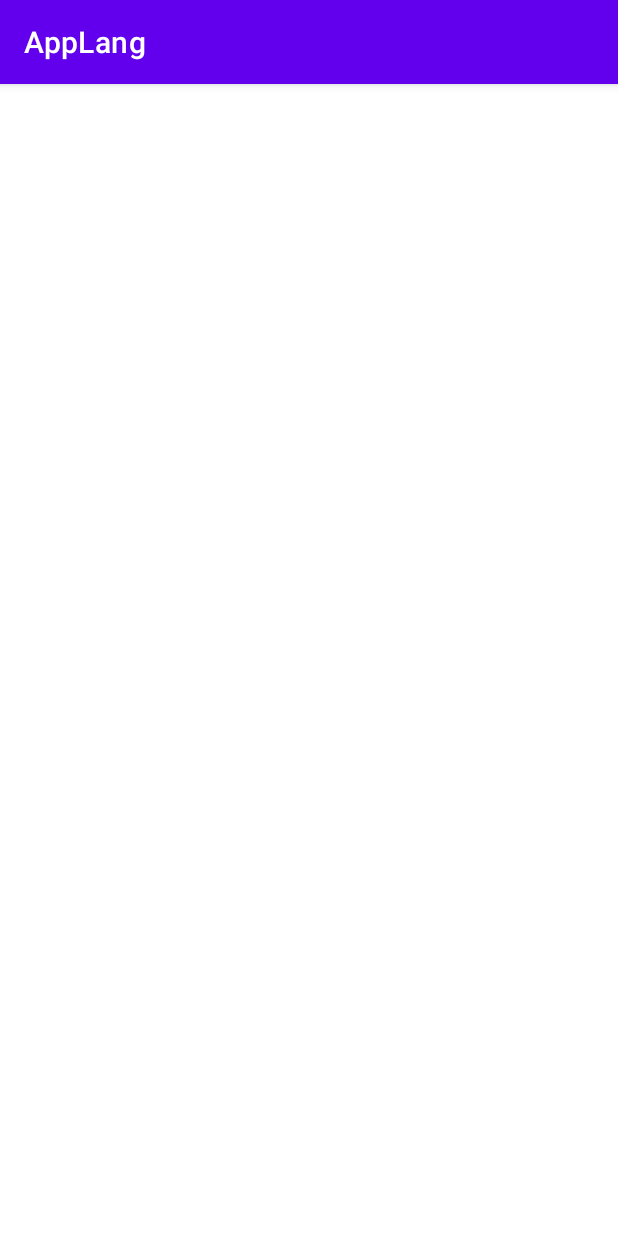
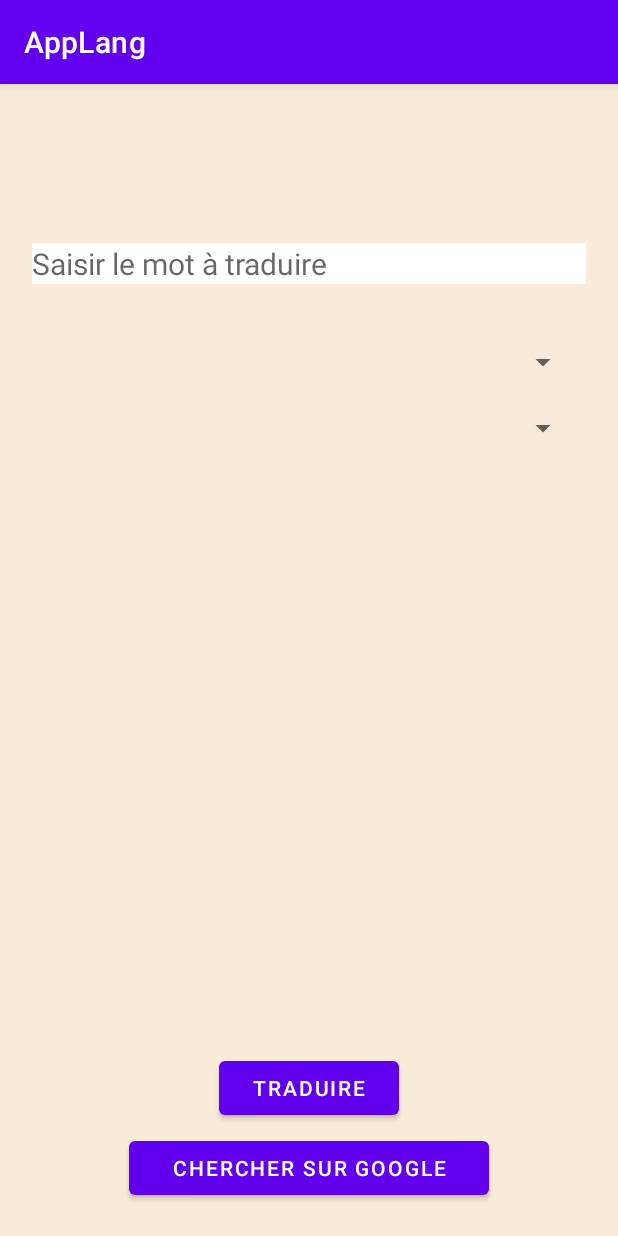
Before and after one commit to brnatvi/S7_Applang_mobile_application, an Android app: the screen it shows after launch (MainActivity), on a phone screen of 412 x 824 dp. Run offline under Robolectric (Android 15) with nearby library versions, the phone set to English and light mode, and no system bars; 2 statements that could not run were skipped.

Commit message:
first layouts, dimens, strings, colors values apdated, binding in main activity

```diff
--- a/app/src/main/AndroidManifest.xml
+++ b/app/src/main/AndroidManifest.xml
@@ -25,6 +25,9 @@
                 android:name="android.app.lib_name"
                 android:value="" />
         </activity>
+
+
+
     </application>
 
 </manifest>
--- a/app/src/main/java/com/example/applang/MainActivity.kt
+++ b/app/src/main/java/com/example/applang/MainActivity.kt
@@ -2,10 +2,27 @@ package com.example.applang
 
 import androidx.appcompat.app.AppCompatActivity
 import android.os.Bundle
+import android.view.View
+import com.example.applang.databinding.ActivityMainBinding
 
 class MainActivity : AppCompatActivity() {
+
+    private lateinit var binding: ActivityMainBinding
+
     override fun onCreate(savedInstanceState: Bundle?) {
         super.onCreate(savedInstanceState)
         setContentView(R.layout.activity_main)
+
+        binding = ActivityMainBinding.inflate(layoutInflater)
+        setContentView(binding.root)
     }
+
+    fun traduire(view: View){
+
+    }
+
+    fun chercher(view: View){
+
+    }
+
 }
--- a/app/src/main/res/layout/activity_main.xml
+++ b/app/src/main/res/layout/activity_main.xml
@@ -4,6 +4,88 @@
     xmlns:tools="http://schemas.android.com/tools"
     android:layout_width="match_parent"
     android:layout_height="match_parent"
-    tools:context=".MainActivity">
+    android:background="@color/beige"
+    android:paddingBottom="16dp"
+    android:paddingLeft="16dp"
+    android:paddingRight="16dp"
+    android:paddingTop="16dp"
+    tools:context=".MainActivity"
+    android:orientation="vertical">
+
+    <LinearLayout
+        android:id="@+id/main_layout"
+        android:layout_width="match_parent"
+        android:layout_height="match_parent"
+        android:layout_marginTop="20dp"
+        android:orientation="vertical"
+        app:layout_constraintStart_toStartOf="parent"
+        app:layout_constraintTop_toTopOf="parent">
+
+
+        <EditText
+            android:id="@+id/mot_ET"
+            android:layout_width="match_parent"
+            android:layout_height="wrap_content"
+            android:layout_gravity="center_horizontal"
+            android:layout_marginTop="70dp"
+            android:layout_marginLeft="5dp"
+            android:layout_marginRight="5dp"
+            android:hint="@string/mot"
+            android:textSize="@dimen/textSize"
+            android:background="@color/white"
+            />
+
+
+        <Spinner
+            android:id="@+id/lang_src"
+            android:layout_width="match_parent"
+            android:layout_height="wrap_content"
+            android:layout_alignParentTop="false"
+            android:layout_gravity="center_horizontal"
+            android:layout_marginLeft="10dp"
+            android:layout_marginTop="40dp"
+            android:layout_marginRight="10dp"
+            android:hint="@string/langSrc" />
+
+        <Spinner
+            android:id="@+id/lang_dest"
+            android:layout_width="match_parent"
+            android:layout_height="wrap_content"
+            android:layout_alignParentTop="false"
+            android:layout_gravity="center_horizontal"
+            android:layout_marginLeft="10dp"
+            android:layout_marginTop="20dp"
+            android:layout_marginRight="10dp"
+            android:hint="@string/langDest" />
+
+        <androidx.recyclerview.widget.RecyclerView
+            android:id="@+id/recycler"
+            android:layout_width="match_parent"
+            android:layout_height="wrap_content"
+            android:layout_below="@+id/main_layout"
+            android:layout_marginStart="10dp"
+            android:layout_marginTop="10dp"
+            android:layout_weight="1"
+            android:scrollbars="vertical" />
+
+
+        <Button
+            android:layout_width="@dimen/traduireWidth"
+            android:layout_height="wrap_content"
+            android:layout_gravity="center_horizontal"
+            android:layout_marginBottom="5dp"
+            android:onClick="traduire"
+            android:text="@string/traduire" />
+
+        <Button
+            android:layout_width="@dimen/chercherWidth"
+            android:layout_height="wrap_content"
+            android:layout_gravity="center_horizontal"
+            android:layout_marginBottom="5dp"
+            android:onClick="chercher"
+            android:text="@string/chercher" />
+
+    </LinearLayout>
+
 
 </androidx.constraintlayout.widget.ConstraintLayout>
--- a/app/src/main/res/values/colors.xml
+++ b/app/src/main/res/values/colors.xml
@@ -7,4 +7,10 @@
     <color name="teal_700">#FF018786</color>
     <color name="black">#FF000000</color>
     <color name="white">#FFFFFFFF</color>
+
+    <color name="buttons">#439093</color>
+    <color name="moutard">#E9DD8A</color>
+    <color name="beige">#F9EBD9</color>
+    <color name="lil">#E8D6D7</color>
+    <color name="pink">#FD9B93</color>
 </resources>
--- /dev/null
+++ b/app/src/main/res/values/dimens.xml
@@ -0,0 +1,8 @@
+<?xml version="1.0" encoding="utf-8"?>
+<resources>
+    <dimen name="textSize">20sp</dimen>
+    <dimen name="chercherWidth">240sp</dimen>
+    <dimen name="traduireWidth">120sp</dimen>
+
+
+</resources>
--- a/app/src/main/res/values/strings.xml
+++ b/app/src/main/res/values/strings.xml
@@ -1,3 +1,24 @@
 <resources>
     <string name="app_name">AppLang</string>
+
+    <string name="mot">Saisir le mot à traduire</string>
+    <string name="traduire">Traduire</string>
+    <string name="chercher">Chercher sur Google</string>
+    <string name="souvenir">S’en souvenir</string>
+
+    <string name="exercices">Exercices</string>
+    <string name="properties">Properties</string>
+
+
+    <string name="langSrc">Traduire de</string>
+    <string name="langDest">à </string>
+    <string-array name="langSrcHint">
+        <item>Traduire de</item>
+    </string-array>
+
+    <string-array name="langDestHint">
+        <item>à</item>
+    </string-array>
+
+
 </resources>
```
Also changed, not shown: app/build.gradle (+7 -0 lines), app/src/main/res/layout/item_layout.xml (added, +36 -0 lines).
